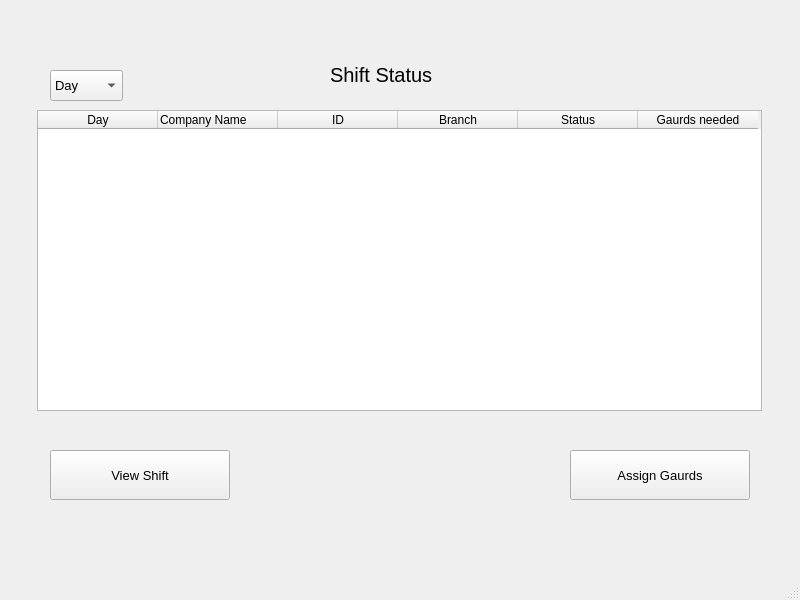
MikaalImam/DBMS_proj, file shift_table.ui: the form before one commit.
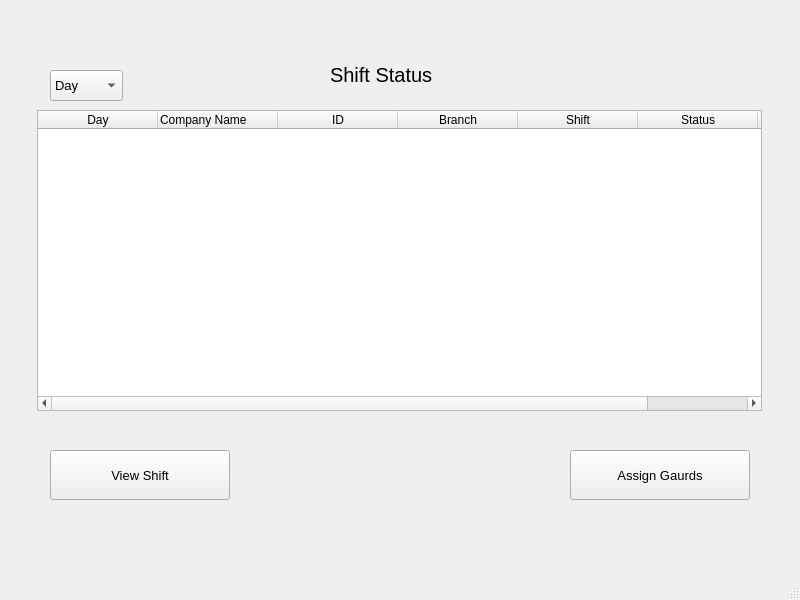
The form after the commit.

```diff
--- a/shift_table.ui
+++ b/shift_table.ui
@@ -76,6 +76,11 @@
       <string>Branch</string>
      </property>
     </column>
+    <column>
+     <property name="text">
+      <string>Shift</string>
+     </property>
+    </column>
     <column>
      <property name="text">
       <string>Status</string>
```
